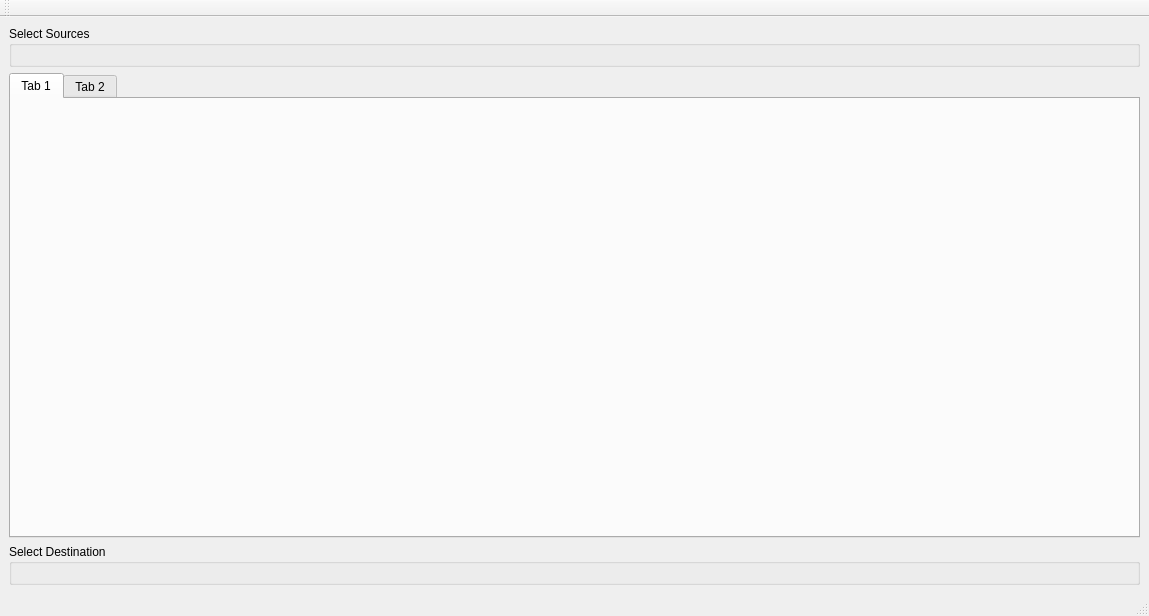
Above: src/mainwindow.ui from b1aqW0lf/Lithium before the change. Below: the same form after it.
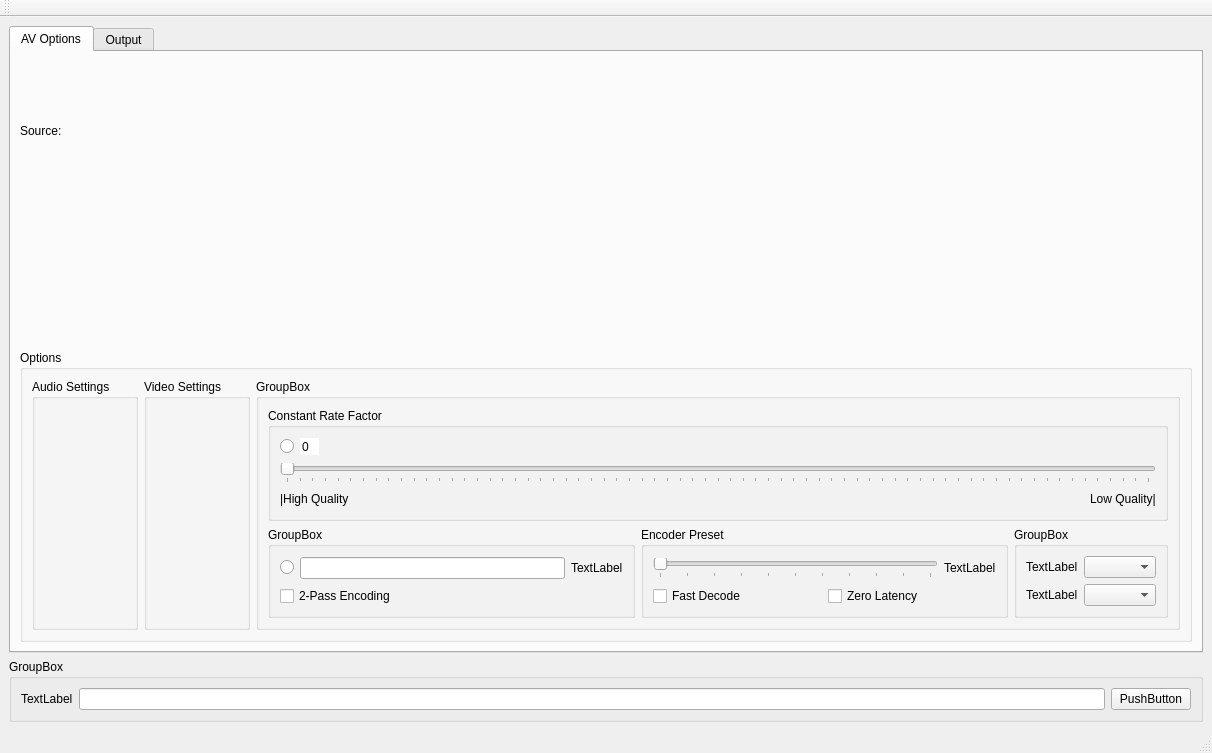
That is the form after the change. Custom widgets are drawn as their Qt base class.

Patch:
```diff
--- a/src/mainwindow.ui
+++ b/src/mainwindow.ui
@@ -6,27 +6,15 @@
    <rect>
     <x>0</x>
     <y>0</y>
-    <width>1149</width>
-    <height>616</height>
+    <width>1212</width>
+    <height>753</height>
    </rect>
   </property>
   <property name="windowTitle">
    <string>MainWindow</string>
   </property>
-  <widget class="QWidget" name="CentralWidget">
-   <layout class="QVBoxLayout" name="verticalLayout">
-    <item>
-     <widget class="QGroupBox" name="inputGroupBox">
-      <property name="title">
-       <string>Select Sources </string>
-      </property>
-      <layout class="QGridLayout" name="gridLayout_3">
-       <item row="0" column="0">
-        <widget class="SelectSourceUI" name="SelectSourceWidget" native="true"/>
-       </item>
-      </layout>
-     </widget>
-    </item>
+  <widget class="QWidget" name="centralwidget">
+   <layout class="QVBoxLayout" name="verticalLayout_15">
     <item>
      <widget class="QTabWidget" name="avTabWidget">
       <property name="currentIndex">
@@ -34,96 +22,304 @@
       </property>
       <widget class="QWidget" name="tab">
        <attribute name="title">
-        <string>Tab 1</string>
+        <string>AV Options</string>
        </attribute>
-       <layout class="QGridLayout" name="gridLayout">
-        <item row="0" column="0">
-         <layout class="QVBoxLayout" name="verticalLayout_2">
-          <item>
-           <widget class="AudioInterface" name="AudioUIWidget" native="true"/>
-          </item>
-          <item>
-           <widget class="ProcessModeUI" name="ProcessModeUIWidget" native="true"/>
-          </item>
-          <item>
-           <spacer name="verticalSpacer">
-            <property name="orientation">
-             <enum>Qt::Orientation::Vertical</enum>
-            </property>
-            <property name="sizeType">
-             <enum>QSizePolicy::Policy::MinimumExpanding</enum>
-            </property>
-            <property name="sizeHint" stdset="0">
-             <size>
-              <width>20</width>
-              <height>40</height>
-             </size>
-            </property>
-           </spacer>
-          </item>
-         </layout>
+       <layout class="QVBoxLayout" name="verticalLayout_8">
+        <item>
+         <widget class="QLabel" name="sourceInfoLabel_2">
+          <property name="text">
+           <string>Source:</string>
+          </property>
+         </widget>
         </item>
-        <item row="0" column="1">
-         <widget class="VideoUI" name="VideoUIWidget" native="true"/>
+        <item>
+         <widget class="InputTreeView" name="inputTreeWidget_2" native="true"/>
+        </item>
+        <item>
+         <widget class="QGroupBox" name="groupBox_3">
+          <property name="title">
+           <string>Options</string>
+          </property>
+          <layout class="QHBoxLayout" name="horizontalLayout_12">
+           <item>
+            <widget class="QGroupBox" name="audioGroupBox_2">
+             <property name="title">
+              <string>Audio Settings</string>
+             </property>
+             <layout class="QVBoxLayout" name="verticalLayout_9">
+              <item>
+               <widget class="AudioInterface" name="audioInterfaceWidget_2" native="true"/>
+              </item>
+             </layout>
+            </widget>
+           </item>
+           <item>
+            <widget class="QGroupBox" name="videoGroupBox_2">
+             <property name="title">
+              <string>Video Settings</string>
+             </property>
+             <layout class="QVBoxLayout" name="verticalLayout_10">
+              <item>
+               <widget class="VideoInterface" name="videoInterfaceWidget_2" native="true"/>
+              </item>
+             </layout>
+            </widget>
+           </item>
+           <item>
+            <widget class="QGroupBox" name="groupBox_8">
+             <property name="title">
+              <string>GroupBox</string>
+             </property>
+             <layout class="QVBoxLayout" name="verticalLayout_11">
+              <item>
+               <widget class="QGroupBox" name="groupBox_12">
+                <property name="title">
+                 <string>Constant Rate Factor</string>
+                </property>
+                <layout class="QVBoxLayout" name="verticalLayout_12">
+                 <item>
+                  <layout class="QHBoxLayout" name="horizontalLayout_7">
+                   <item>
+                    <widget class="QRadioButton" name="videoCRFRadio_2">
+                     <property name="text">
+                      <string/>
+                     </property>
+                    </widget>
+                   </item>
+                   <item>
+                    <widget class="QSpinBox" name="videoRFSpinBox_2">
+                     <property name="frame">
+                      <bool>false</bool>
+                     </property>
+                     <property name="buttonSymbols">
+                      <enum>QAbstractSpinBox::ButtonSymbols::NoButtons</enum>
+                     </property>
+                    </widget>
+                   </item>
+                   <item>
+                    <spacer name="horizontalSpacer_3">
+                     <property name="orientation">
+                      <enum>Qt::Orientation::Horizontal</enum>
+                     </property>
+                     <property name="sizeHint" stdset="0">
+                      <size>
+                       <width>40</width>
+                       <height>20</height>
+                      </size>
+                     </property>
+                    </spacer>
+                   </item>
+                  </layout>
+                 </item>
+                 <item>
+                  <widget class="QSlider" name="horizontalSlider_3">
+                   <property name="maximum">
+                    <number>68</number>
+                   </property>
+                   <property name="pageStep">
+                    <number>1</number>
+                   </property>
+                   <property name="orientation">
+                    <enum>Qt::Orientation::Horizontal</enum>
+                   </property>
+                   <property name="tickPosition">
+                    <enum>QSlider::TickPosition::TicksBelow</enum>
+                   </property>
+                  </widget>
+                 </item>
+                 <item>
+                  <layout class="QHBoxLayout" name="horizontalLayout_8">
+                   <item>
+                    <widget class="QLabel" name="label_19">
+                     <property name="text">
+                      <string>|High Quality</string>
+                     </property>
+                    </widget>
+                   </item>
+                   <item>
+                    <spacer name="horizontalSpacer_4">
+                     <property name="orientation">
+                      <enum>Qt::Orientation::Horizontal</enum>
+                     </property>
+                     <property name="sizeHint" stdset="0">
+                      <size>
+                       <width>40</width>
+                       <height>20</height>
+                      </size>
+                     </property>
+                    </spacer>
+                   </item>
+                   <item>
+                    <widget class="QLabel" name="label_20">
+                     <property name="text">
+                      <string>Low Quality|</string>
+                     </property>
+                    </widget>
+                   </item>
+                  </layout>
+                 </item>
+                </layout>
+               </widget>
+              </item>
+              <item>
+               <layout class="QHBoxLayout" name="horizontalLayout_13">
+                <item>
+                 <widget class="QGroupBox" name="groupBox_13">
+                  <property name="title">
+                   <string>GroupBox</string>
+                  </property>
+                  <layout class="QVBoxLayout" name="verticalLayout_13">
+                   <item>
+                    <layout class="QHBoxLayout" name="horizontalLayout_9">
+                     <item>
+                      <widget class="QRadioButton" name="radioButton_3">
+                       <property name="text">
+                        <string/>
+                       </property>
+                      </widget>
+                     </item>
+                     <item>
+                      <widget class="QLineEdit" name="lineEdit_3"/>
+                     </item>
+                     <item>
+                      <widget class="QLabel" name="label_21">
+                       <property name="text">
+                        <string>TextLabel</string>
+                       </property>
+                      </widget>
+                     </item>
+                    </layout>
+                   </item>
+                   <item>
+                    <widget class="QCheckBox" name="checkBox_6">
+                     <property name="text">
+                      <string>2-Pass Encoding</string>
+                     </property>
+                    </widget>
+                   </item>
+                  </layout>
+                 </widget>
+                </item>
+                <item>
+                 <widget class="QGroupBox" name="groupBox_14">
+                  <property name="title">
+                   <string>Encoder Preset</string>
+                  </property>
+                  <layout class="QVBoxLayout" name="verticalLayout_14">
+                   <item>
+                    <layout class="QHBoxLayout" name="horizontalLayout_14">
+                     <item>
+                      <widget class="QSlider" name="horizontalSlider_4">
+                       <property name="maximum">
+                        <number>10</number>
+                       </property>
+                       <property name="pageStep">
+                        <number>1</number>
+                       </property>
+                       <property name="orientation">
+                        <enum>Qt::Orientation::Horizontal</enum>
+                       </property>
+                       <property name="tickPosition">
+                        <enum>QSlider::TickPosition::TicksBelow</enum>
+                       </property>
+                      </widget>
+                     </item>
+                     <item>
+                      <widget class="QLabel" name="label_22">
+                       <property name="text">
+                        <string>TextLabel</string>
+                       </property>
+                      </widget>
+                     </item>
+                    </layout>
+                   </item>
+                   <item>
+                    <layout class="QHBoxLayout" name="horizontalLayout_15">
+                     <item>
+                      <widget class="QCheckBox" name="checkBox_7">
+                       <property name="text">
+                        <string>Fast Decode</string>
+                       </property>
+                      </widget>
+                     </item>
+                     <item>
+                      <widget class="QCheckBox" name="checkBox_8">
+                       <property name="text">
+                        <string>Zero Latency</string>
+                       </property>
+                      </widget>
+                     </item>
+                    </layout>
+                   </item>
+                  </layout>
+                 </widget>
+                </item>
+                <item>
+                 <widget class="QGroupBox" name="groupBox_15">
+                  <property name="title">
+                   <string>GroupBox</string>
+                  </property>
+                  <layout class="QGridLayout" name="gridLayout_4">
+                   <item row="0" column="0">
+                    <widget class="QLabel" name="label_23">
+                     <property name="text">
+                      <string>TextLabel</string>
+                     </property>
+                    </widget>
+                   </item>
+                   <item row="0" column="1">
+                    <widget class="QComboBox" name="comboBox_13"/>
+                   </item>
+                   <item row="1" column="0">
+                    <widget class="QLabel" name="label_24">
+                     <property name="text">
+                      <string>TextLabel</string>
+                     </property>
+                    </widget>
+                   </item>
+                   <item row="1" column="1">
+                    <widget class="QComboBox" name="comboBox_14"/>
+                   </item>
+                  </layout>
+                 </widget>
+                </item>
+               </layout>
+              </item>
+             </layout>
+            </widget>
+           </item>
+          </layout>
+         </widget>
         </item>
        </layout>
       </widget>
       <widget class="QWidget" name="tab_2">
        <attribute name="title">
-        <string>Tab 2</string>
+        <string>Output</string>
        </attribute>
-       <widget class="QFrame" name="frame">
-        <property name="geometry">
-         <rect>
-          <x>370</x>
-          <y>10</y>
-          <width>701</width>
-          <height>381</height>
-         </rect>
-        </property>
-        <property name="frameShape">
-         <enum>QFrame::Shape::NoFrame</enum>
-        </property>
-        <property name="frameShadow">
-         <enum>QFrame::Shadow::Raised</enum>
-        </property>
-        <layout class="QGridLayout" name="gridLayout_4">
-         <item row="0" column="0">
-          <widget class="OutputDisplayUI" name="OutputDisplayWidget" native="true"/>
-         </item>
-        </layout>
-       </widget>
       </widget>
      </widget>
     </item>
     <item>
-     <widget class="QGroupBox" name="outputGroupBox">
-      <property name="sizePolicy">
-       <sizepolicy hsizetype="Preferred" vsizetype="Preferred">
-        <horstretch>0</horstretch>
-        <verstretch>0</verstretch>
-       </sizepolicy>
-      </property>
+     <widget class="QGroupBox" name="groupBox">
       <property name="title">
-       <string>Select Destination </string>
+       <string>GroupBox</string>
       </property>
-      <layout class="QGridLayout" name="gridLayout_2">
-       <property name="topMargin">
-        <number>9</number>
-       </property>
-       <property name="bottomMargin">
-        <number>9</number>
-       </property>
-       <property name="verticalSpacing">
-        <number>6</number>
-       </property>
-       <item row="0" column="0">
-        <widget class="SaveAsUI" name="SaveASWidget" native="true">
-         <property name="sizePolicy">
-          <sizepolicy hsizetype="Preferred" vsizetype="Preferred">
-           <horstretch>0</horstretch>
-           <verstretch>0</verstretch>
-          </sizepolicy>
+      <layout class="QHBoxLayout" name="horizontalLayout_16">
+       <item>
+        <widget class="QLabel" name="label_3">
+         <property name="text">
+          <string>TextLabel</string>
+         </property>
+        </widget>
+       </item>
+       <item>
+        <widget class="QLineEdit" name="lineEdit_4"/>
+       </item>
+       <item>
+        <widget class="QPushButton" name="pushButton_2">
+         <property name="text">
+          <string>PushButton</string>
          </property>
         </widget>
        </item>
@@ -137,7 +333,7 @@
     <rect>
      <x>0</x>
      <y>0</y>
-     <width>1149</width>
+     <width>1212</width>
      <height>23</height>
     </rect>
    </property>
@@ -181,26 +377,19 @@
     <enum>QAction::MenuRole::NoRole</enum>
    </property>
   </action>
+  <action name="actionOpenFile">
+   <property name="text">
+    <string>Open File</string>
+   </property>
+   <property name="toolTip">
+    <string>Open File</string>
+   </property>
+   <property name="menuRole">
+    <enum>QAction::MenuRole::NoRole</enum>
+   </property>
+  </action>
  </widget>
  <customwidgets>
-  <customwidget>
-   <class>SelectSourceUI</class>
-   <extends>QWidget</extends>
-   <header>select_source_ui.h</header>
-   <container>1</container>
-  </customwidget>
-  <customwidget>
-   <class>VideoUI</class>
-   <extends>QWidget</extends>
-   <header>video_ui.h</header>
-   <container>1</container>
-  </customwidget>
-  <customwidget>
-   <class>SaveAsUI</class>
-   <extends>QWidget</extends>
-   <header>save_as_ui.h</header>
-   <container>1</container>
-  </customwidget>
   <customwidget>
    <class>AudioInterface</class>
    <extends>QWidget</extends>
@@ -208,15 +397,15 @@
    <container>1</container>
   </customwidget>
   <customwidget>
-   <class>OutputDisplayUI</class>
+   <class>InputTreeView</class>
    <extends>QWidget</extends>
-   <header>output_display_ui.h</header>
+   <header>input_treeview.h</header>
    <container>1</container>
   </customwidget>
   <customwidget>
-   <class>ProcessModeUI</class>
+   <class>VideoInterface</class>
    <extends>QWidget</extends>
-   <header location="global">process_mode_ui.h</header>
+   <header>video_interface.h</header>
    <container>1</container>
   </customwidget>
  </customwidgets>
```
